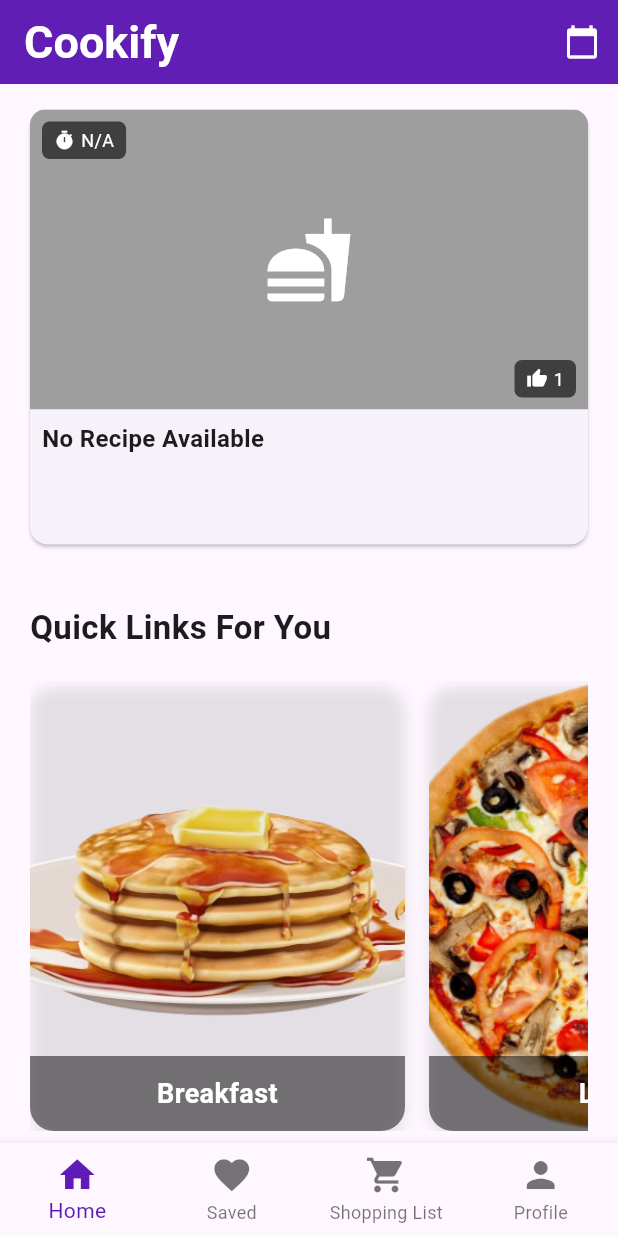
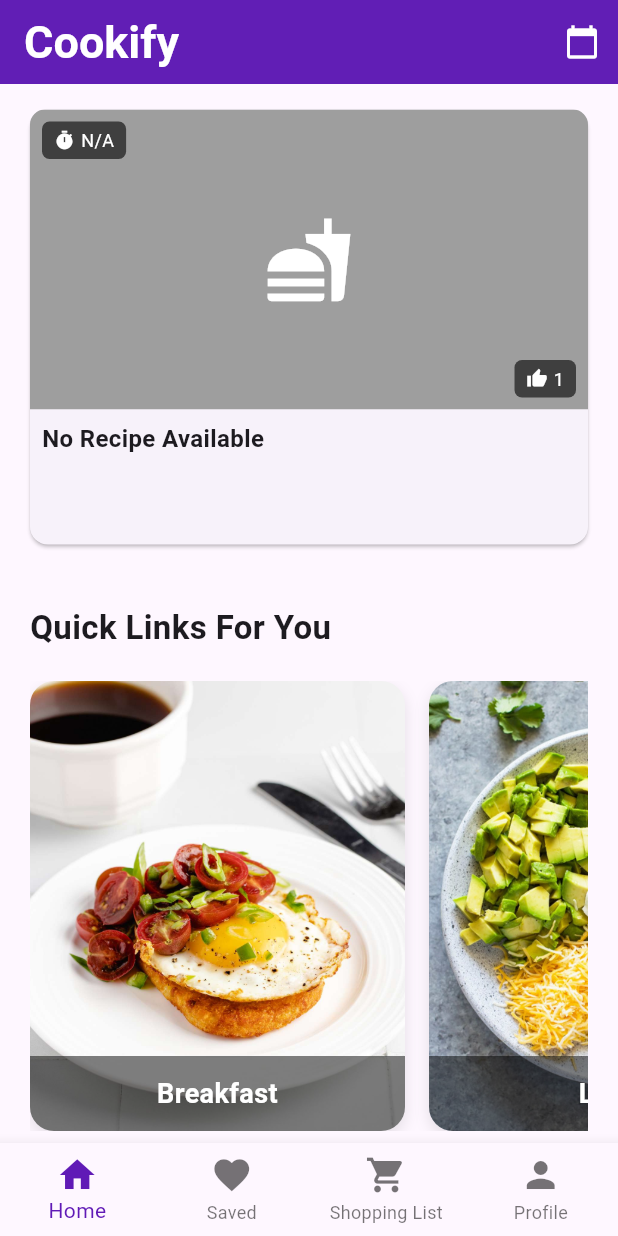
Before and after one commit to MathurakshiP/MobileApp, a Flutter app: the screen it shows after launch, scrolled down 576 dp, on a phone screen of 412 x 824 dp. Run offline on Flutter 3.47's test engine with Material 3 defaults, Android fonts, the phone set to English and light mode, and no system bars; our stand-ins replace firebase_auth, firebase_core; accounts and stored records are empty; network calls fail.

Commit message:
small changes

```diff
--- a/lib/Screens/home_screen.dart
+++ b/lib/Screens/home_screen.dart
@@ -651,13 +651,13 @@ class _HomeScreenState extends State<HomeScreen>
                                   child: Row(
                                     children: [
                                       _buildClickableImage(
-                                          'Breakfast', 'images/pancake.png',_recentlyViewed),
+                                          'Breakfast', 'images/breakfast.jpg',_recentlyViewed),
                                       _buildClickableImage(
-                                          'Lunch', 'images/pizza.png',_recentlyViewed),
+                                          'Lunch', 'images/lunch.jpg',_recentlyViewed),
                                       _buildClickableImage(
-                                          'Dinner', 'images/burger.png',_recentlyViewed),
+                                          'Dinner', 'images/dinner.jpg',_recentlyViewed),
                                       _buildClickableImage(
-                                          'Dessert', 'images/ice_cream.png',_recentlyViewed),
+                                          'Dessert', 'images/dessert.jpg',_recentlyViewed),
                                     ],
                                   ),
                                 ),
--- a/lib/Services/api_services.dart
+++ b/lib/Services/api_services.dart
@@ -5,7 +5,7 @@ import 'package:http/http.dart' as http;
 class ApiService {
   // Set base URL and API key directly here
   final String _baseUrl = 'https://api.spoonacular.com';
-  final String _apiKey = '9ecee3af427949d4b5e9831e0b458576'; // Replace with your actual API key
+  final String _apiKey = 'a2e8aeca685d4b33975aa0fec27c5fb3'; // Replace with your actual API key
 //         9ecee3af427949d4b5e9831e0b458576
 // a2e8aeca685d4b33975aa0fec27c5fb3
 
```
